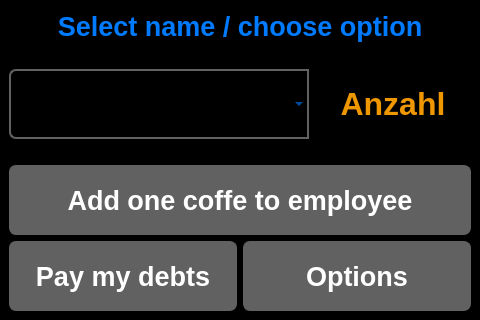
Above: ui_elements/mainwindow.ui from AndreWohnsland/Coffeetracker before the change. Below: the same form after it.
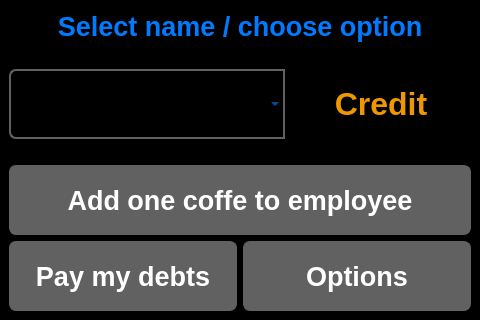
That is the form after the change.

Commit message: Added paydialog widget

```diff
--- a/ui_elements/mainwindow.ui
+++ b/ui_elements/mainwindow.ui
@@ -150,6 +150,10 @@
     border-top-left-radius: 7px;
     border-bottom-left-radius: 0px;
 	color: rgb(239, 151, 0);
+}
+
+#L_money {
+	color: rgb(239, 151, 0);
 }</string>
   </property>
   <widget class="QWidget" name="centralwidget">
@@ -183,14 +187,20 @@
        <widget class="QComboBox" name="CB_employee">
         <property name="minimumSize">
          <size>
-          <width>300</width>
+          <width>105</width>
           <height>70</height>
          </size>
         </property>
        </widget>
       </item>
       <item>
-       <widget class="QLabel" name="label_2">
+       <widget class="QLabel" name="L_money">
+        <property name="maximumSize">
+         <size>
+          <width>180</width>
+          <height>16777215</height>
+         </size>
+        </property>
         <property name="font">
          <font>
           <pointsize>24</pointsize>
@@ -199,7 +209,7 @@
          </font>
         </property>
         <property name="text">
-         <string>&lt;html&gt;&lt;head/&gt;&lt;body&gt;&lt;p&gt;&lt;span style=&quot; color:#ef9700;&quot;&gt;Anzahl&lt;/span&gt;&lt;/p&gt;&lt;/body&gt;&lt;/html&gt;</string>
+         <string>&lt;html&gt;&lt;head/&gt;&lt;body&gt;&lt;p&gt;&lt;span style=&quot; color:#ef9700;&quot;&gt;Credit&lt;/span&gt;&lt;/p&gt;&lt;/body&gt;&lt;/html&gt;</string>
         </property>
         <property name="alignment">
          <set>Qt::AlignCenter</set>
```
The commit also changes 6 other files.
